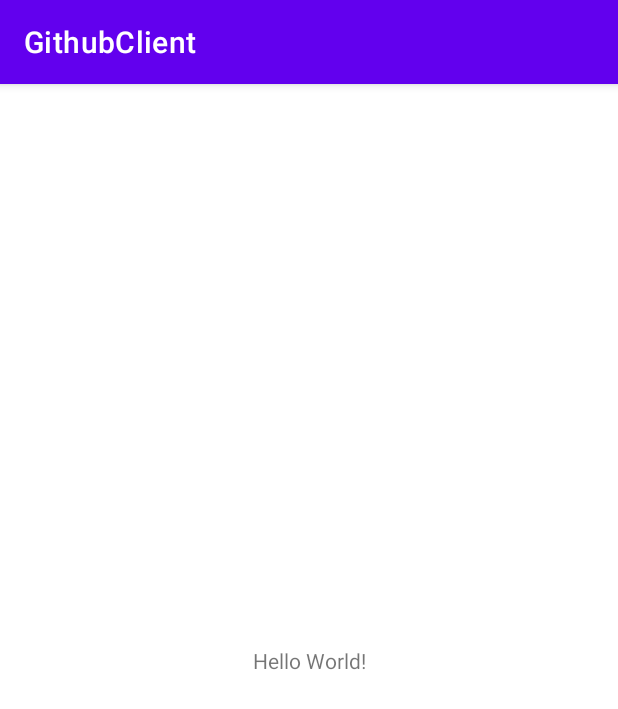
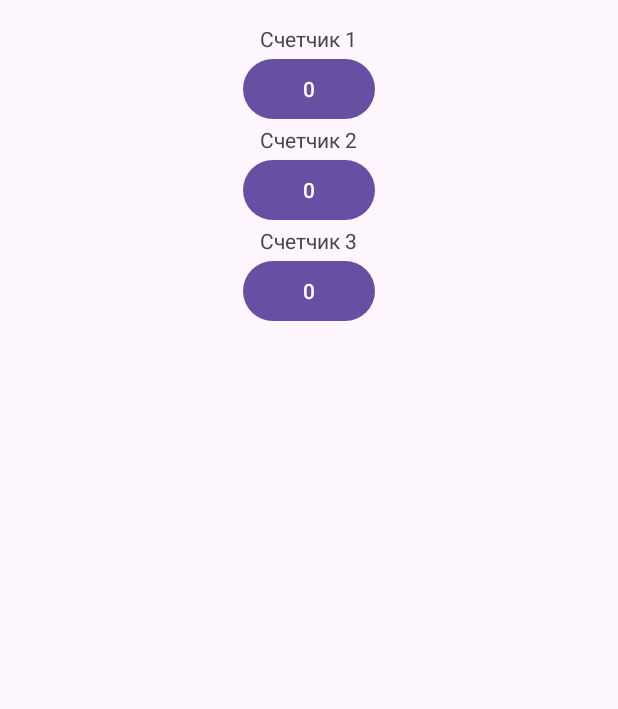
Before and after one commit to AlekseySapi/GithubClient, an Android app: the screen it shows after launch (MainActivity), on a phone screen of 412 x 824 dp. Shown: the top 709 px of the screen. Run offline under Robolectric (Android 15) with nearby library versions, the phone set to English and light mode, and no system bars.

Commit message:
Changes at res

```diff
--- a/app/src/main/AndroidManifest.xml
+++ b/app/src/main/AndroidManifest.xml
@@ -1,7 +1,6 @@
 <?xml version="1.0" encoding="utf-8"?>
 <manifest xmlns:android="http://schemas.android.com/apk/res/android"
-    xmlns:tools="http://schemas.android.com/tools"
-    package="com.gb.poplib.githubclient">
+    xmlns:tools="http://schemas.android.com/tools">
 
     <application
         android:allowBackup="true"
--- a/app/src/main/res/layout/activity_main.xml
+++ b/app/src/main/res/layout/activity_main.xml
@@ -1,18 +1,40 @@
 <?xml version="1.0" encoding="utf-8"?>
-<androidx.constraintlayout.widget.ConstraintLayout xmlns:android="http://schemas.android.com/apk/res/android"
-    xmlns:app="http://schemas.android.com/apk/res-auto"
-    xmlns:tools="http://schemas.android.com/tools"
-    android:layout_width="match_parent"
-    android:layout_height="match_parent"
-    tools:context=".MainActivity">
-
+<LinearLayout xmlns:android="http://schemas.android.com/apk/res/android"
+    xmlns:app="http://schemas.android.com/apk/res-auto" android:layout_width="match_parent" android:layout_height="match_parent" android:orientation="vertical" android:gravity="center_horizontal" android:padding="16dp">
     <TextView
+        android:id="@+id/tv_1"
         android:layout_width="wrap_content"
         android:layout_height="wrap_content"
-        android:text="Hello World!"
-        app:layout_constraintBottom_toBottomOf="parent"
-        app:layout_constraintEnd_toEndOf="parent"
-        app:layout_constraintStart_toStartOf="parent"
-        app:layout_constraintTop_toTopOf="parent" />
+        android:text="@string/counter_one"/>
+    <Button
+        android:id="@+id/btn_counter1"
+        android:layout_width="wrap_content"
+        android:layout_height="wrap_content"
+        app:layout_constraintTop_toBottomOf="@id/tv_1"
+        android:text="0" />
+    <TextView
+        android:id="@+id/tv_2"
+        android:layout_width="wrap_content"
+        android:layout_height="wrap_content"
+        app:layout_constraintTop_toBottomOf="@id/btn_counter1"
+        android:text="@string/counter_two" />
+    <Button
+        android:id="@+id/btn_counter2"
+        android:layout_width="wrap_content"
+        android:layout_height="wrap_content"
+        app:layout_constraintTop_toBottomOf="@id/tv_2"
+        android:text="0" />
+    <TextView
+        android:id="@+id/tv_3"
+        android:layout_width="wrap_content"
+        android:layout_height="wrap_content"
+        app:layout_constraintTop_toBottomOf="@id/btn_counter2"
+        android:text="@string/counter_three" />
 
-</androidx.constraintlayout.widget.ConstraintLayout>
+    <Button
+        android:id="@+id/btn_counter3"
+        android:layout_width="wrap_content"
+        android:layout_height="wrap_content"
+        app:layout_constraintTop_toBottomOf="@id/tv_3"
+        android:text="0" />
+</LinearLayout>
--- a/app/src/main/res/mipmap-anydpi-v26/ic_launcher.xml
+++ b/app/src/main/res/mipmap-anydpi-v26/ic_launcher.xml
@@ -2,4 +2,5 @@
 <adaptive-icon xmlns:android="http://schemas.android.com/apk/res/android">
     <background android:drawable="@drawable/ic_launcher_background" />
     <foreground android:drawable="@drawable/ic_launcher_foreground" />
+    <monochrome android:drawable="@drawable/ic_launcher_foreground" />
 </adaptive-icon>
--- a/app/src/main/res/mipmap-anydpi-v26/ic_launcher_round.xml
+++ b/app/src/main/res/mipmap-anydpi-v26/ic_launcher_round.xml
@@ -2,4 +2,5 @@
 <adaptive-icon xmlns:android="http://schemas.android.com/apk/res/android">
     <background android:drawable="@drawable/ic_launcher_background" />
     <foreground android:drawable="@drawable/ic_launcher_foreground" />
+    <monochrome android:drawable="@drawable/ic_launcher_foreground" />
 </adaptive-icon>
--- a/app/src/main/res/values-night/themes.xml
+++ b/app/src/main/res/values-night/themes.xml
@@ -1,16 +1,7 @@
 <resources xmlns:tools="http://schemas.android.com/tools">
     <!-- Base application theme. -->
-    <style name="Theme.GithubClient" parent="Theme.MaterialComponents.DayNight.DarkActionBar">
-        <!-- Primary brand color. -->
-        <item name="colorPrimary">@color/purple_200</item>
-        <item name="colorPrimaryVariant">@color/purple_700</item>
-        <item name="colorOnPrimary">@color/black</item>
-        <!-- Secondary brand color. -->
-        <item name="colorSecondary">@color/teal_200</item>
-        <item name="colorSecondaryVariant">@color/teal_200</item>
-        <item name="colorOnSecondary">@color/black</item>
-        <!-- Status bar color. -->
-        <item name="android:statusBarColor" tools:targetApi="l">?attr/colorPrimaryVariant</item>
-        <!-- Customize your theme here. -->
+    <style name="Base.Theme.GithubClient" parent="Theme.Material3.DayNight.NoActionBar">
+        <!-- Customize your dark theme here. -->
+        <!-- <item name="colorPrimary">@color/my_dark_primary</item> -->
     </style>
 </resources>
--- a/app/src/main/res/values/colors.xml
+++ b/app/src/main/res/values/colors.xml
@@ -1,10 +1,5 @@
 <?xml version="1.0" encoding="utf-8"?>
 <resources>
-    <color name="purple_200">#FFBB86FC</color>
-    <color name="purple_500">#FF6200EE</color>
-    <color name="purple_700">#FF3700B3</color>
-    <color name="teal_200">#FF03DAC5</color>
-    <color name="teal_700">#FF018786</color>
     <color name="black">#FF000000</color>
     <color name="white">#FFFFFFFF</color>
 </resources>
--- a/app/src/main/res/values/strings.xml
+++ b/app/src/main/res/values/strings.xml
@@ -1,3 +1,7 @@
 <resources>
     <string name="app_name">GithubClient</string>
+
+    <string name="counter_one">Счетчик 1</string>
+    <string name="counter_two">Счетчик 2</string>
+    <string name="counter_three">Счетчик 3</string>
 </resources>
--- a/app/src/main/res/values/themes.xml
+++ b/app/src/main/res/values/themes.xml
@@ -1,16 +1,9 @@
 <resources xmlns:tools="http://schemas.android.com/tools">
     <!-- Base application theme. -->
-    <style name="Theme.GithubClient" parent="Theme.MaterialComponents.DayNight.DarkActionBar">
-        <!-- Primary brand color. -->
-        <item name="colorPrimary">@color/purple_500</item>
-        <item name="colorPrimaryVariant">@color/purple_700</item>
-        <item name="colorOnPrimary">@color/white</item>
-        <!-- Secondary brand color. -->
-        <item name="colorSecondary">@color/teal_200</item>
-        <item name="colorSecondaryVariant">@color/teal_700</item>
-        <item name="colorOnSecondary">@color/black</item>
-        <!-- Status bar color. -->
-        <item name="android:statusBarColor" tools:targetApi="l">?attr/colorPrimaryVariant</item>
-        <!-- Customize your theme here. -->
+    <style name="Base.Theme.GithubClient" parent="Theme.Material3.DayNight.NoActionBar">
+        <!-- Customize your light theme here. -->
+        <!-- <item name="colorPrimary">@color/my_light_primary</item> -->
     </style>
+
+    <style name="Theme.GithubClient" parent="Base.Theme.GithubClient" />
 </resources>
```
